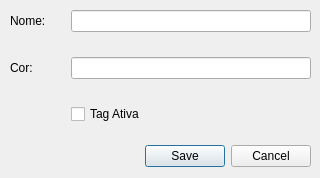
danielghirghi/fortuna, file tags/TagDialog.ui: the form before one commit.
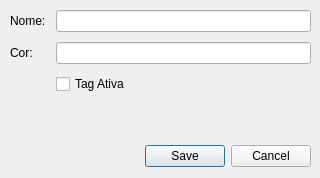
The form after the commit.

```diff
--- a/tags/TagDialog.ui
+++ b/tags/TagDialog.ui
@@ -46,13 +46,19 @@
    </property>
    <layout class="QVBoxLayout" name="layPrincipal" stretch="0">
     <property name="spacing">
-     <number>25</number>
+     <number>6</number>
     </property>
     <property name="sizeConstraint">
      <enum>QLayout::SetMaximumSize</enum>
     </property>
     <item>
      <layout class="QFormLayout" name="layFormulario">
+      <property name="horizontalSpacing">
+       <number>10</number>
+      </property>
+      <property name="verticalSpacing">
+       <number>10</number>
+      </property>
       <item row="0" column="0">
        <widget class="QLabel" name="lblNome">
         <property name="text">
```
Left out of the diff: 14 changed lines with no effect on the pictures.
